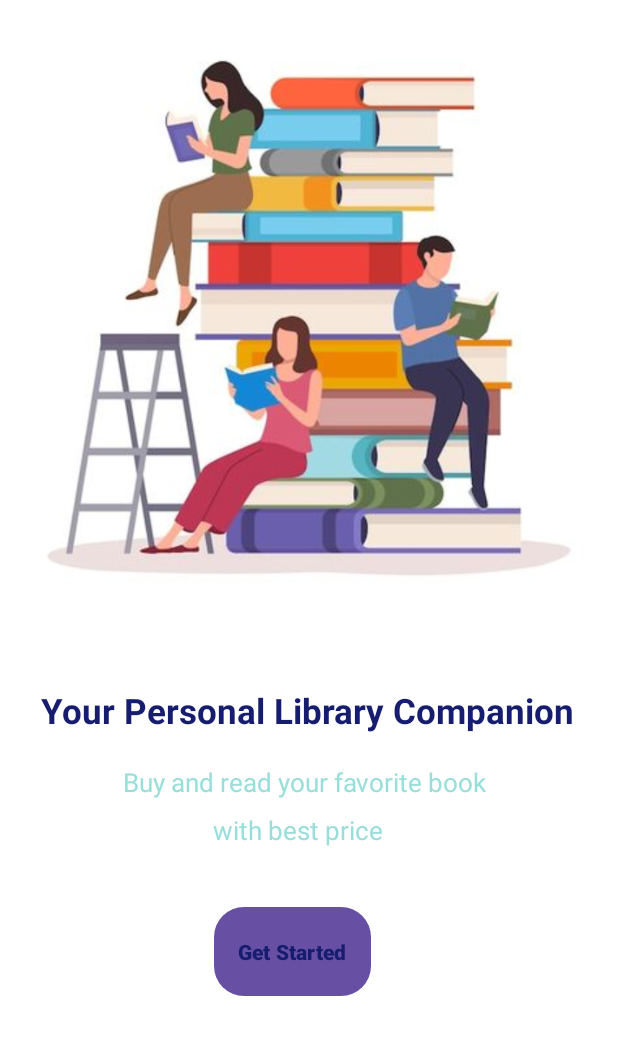
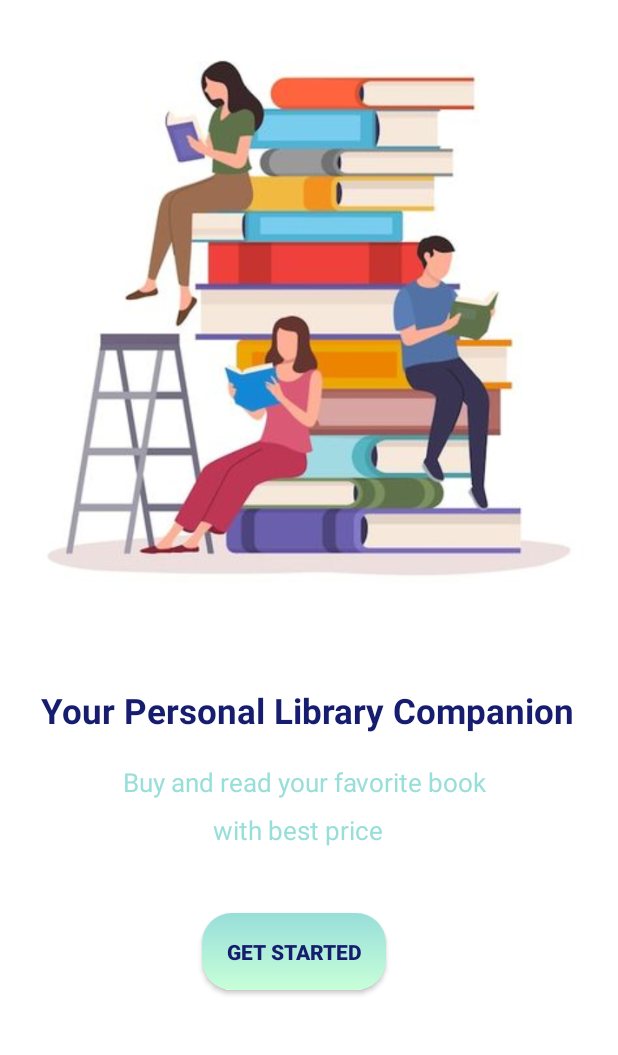
Before and after one commit to HMAMOUSoukaina/BookShop, an Android app: the screen it shows after launch (MainActivity), on a phone screen of 412 x 824 dp, the part 120-1175 px from its top. Run offline under Robolectric (Android 15) with nearby library versions, the phone set to English and light mode, and no system bars.

Commit message:
Initial commit

```diff
--- a/app/src/main/res/values/themes.xml
+++ b/app/src/main/res/values/themes.xml
@@ -1,6 +1,6 @@
 <resources xmlns:tools="http://schemas.android.com/tools">
     <!-- Base application theme. -->
-    <style name="Base.Theme.BookShop" parent="Theme.Material3.DayNight.NoActionBar">
+    <style name="Base.Theme.BookShop" parent="Theme.AppCompat.Light.NoActionBar">
 
 
     </style>
```
